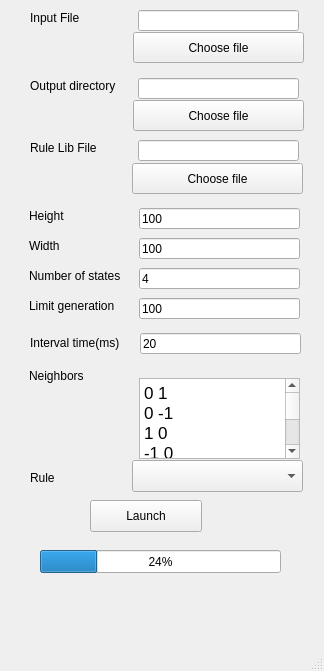
First picture: the form in mainwindow.ui, repository phanmduong/Cellular-Automaton-Simulator, before the edit.
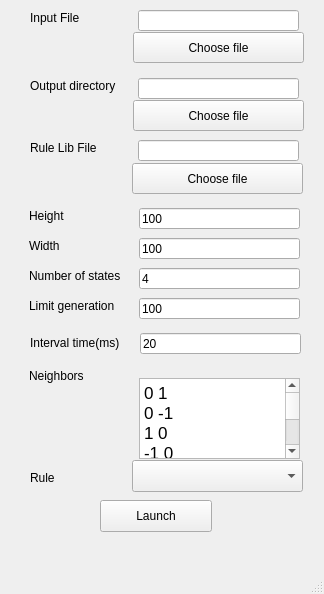
Second picture: the form after the edit.

The edit to the form file:
```diff
--- a/mainwindow.ui
+++ b/mainwindow.ui
@@ -2,12 +2,15 @@
 <ui version="4.0">
  <class>MainWindow</class>
  <widget class="QMainWindow" name="MainWindow">
+  <property name="enabled">
+   <bool>true</bool>
+  </property>
   <property name="geometry">
    <rect>
     <x>0</x>
     <y>0</y>
     <width>324</width>
-    <height>671</height>
+    <height>594</height>
    </rect>
   </property>
   <property name="windowTitle">
@@ -30,7 +33,7 @@
    <widget class="QPushButton" name="launchButton">
     <property name="geometry">
      <rect>
-      <x>90</x>
+      <x>100</x>
       <y>500</y>
       <width>112</width>
       <height>32</height>
@@ -317,19 +320,6 @@
      <string>Rule</string>
     </property>
    </widget>
-   <widget class="QProgressBar" name="progressBar">
-    <property name="geometry">
-     <rect>
-      <x>40</x>
-      <y>550</y>
-      <width>241</width>
-      <height>23</height>
-     </rect>
-    </property>
-    <property name="value">
-     <number>24</number>
-    </property>
-   </widget>
    <widget class="QLabel" name="label_10">
     <property name="geometry">
      <rect>
```
Left out of the diff: 20 changed lines with no effect on the pictures.
